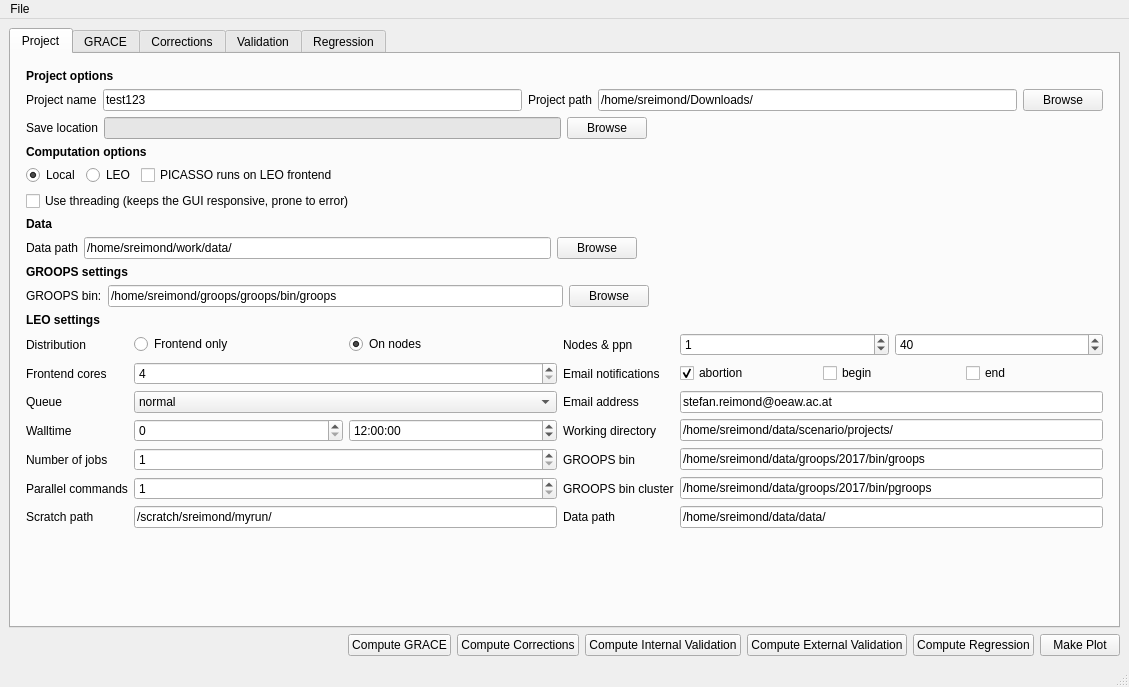
Above: src/picasso/data/gui_data/picasso_design.ui from sreimond/picasso before the change. Below: the same form after it.
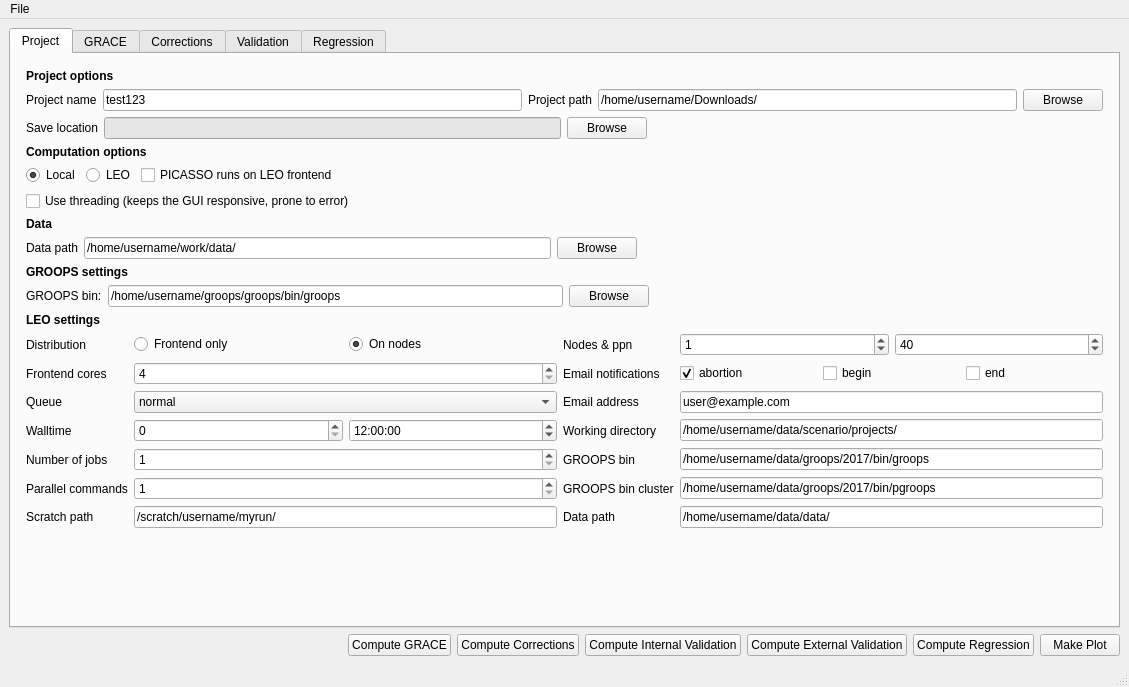
That is the form after the change. Icons and pictures are not drawn.

Commit message: update readme, small changes in GUI (user name etc)

What changed in the file:
```diff
--- a/src/picasso/data/gui_data/picasso_design.ui
+++ b/src/picasso/data/gui_data/picasso_design.ui
@@ -86,7 +86,7 @@
               <item>
                <widget class="QLineEdit" name="le_id002">
                 <property name="text">
-                 <string>/home/sreimond/Downloads/</string>
+                 <string>/home/username/Downloads/</string>
                 </property>
                 <property name="placeholderText">
                  <string>Enter full path</string>
@@ -251,7 +251,7 @@
               <item>
                <widget class="QLineEdit" name="le_id223">
                 <property name="text">
-                 <string>/home/sreimond/work/data/</string>
+                 <string>/home/username/work/data/</string>
                 </property>
                </widget>
               </item>
@@ -302,7 +302,7 @@
               <item>
                <widget class="QLineEdit" name="le_id218">
                 <property name="text">
-                 <string>/home/sreimond/groops/groops/bin/groops</string>
+                 <string>/home/username/groops/groops/bin/groops</string>
                 </property>
                 <property name="placeholderText">
                  <string>Enter full path</string>
@@ -349,7 +349,7 @@
               <item row="2" column="4">
                <widget class="QLineEdit" name="le_id003">
                 <property name="text">
-                 <string>stefan.reimond@oeaw.ac.at</string>
+                 <string>user@example.com</string>
                 </property>
                 <property name="placeholderText">
                  <string>Enter email address</string>
@@ -446,7 +446,7 @@
               <item row="3" column="4">
                <widget class="QLineEdit" name="le_id219">
                 <property name="text">
-                 <string>/home/sreimond/data/scenario/projects/</string>
+                 <string>/home/username/data/scenario/projects/</string>
                 </property>
                 <property name="placeholderText">
                  <string>Enter full path</string>
@@ -456,7 +456,7 @@
               <item row="4" column="4">
                <widget class="QLineEdit" name="le_id220">
                 <property name="text">
-                 <string>/home/sreimond/data/groops/2017/bin/groops</string>
+                 <string>/home/username/data/groops/2017/bin/groops</string>
                 </property>
                 <property name="placeholderText">
                  <string>Enter full path</string>
@@ -589,7 +589,7 @@
               <item row="5" column="4">
                <widget class="QLineEdit" name="le_id222">
                 <property name="text">
-                 <string>/home/sreimond/data/groops/2017/bin/pgroops</string>
+                 <string>/home/username/data/groops/2017/bin/pgroops</string>
                 </property>
                 <property name="placeholderText">
                  <string>Enter full path</string>
@@ -606,7 +606,7 @@
               <item row="6" column="4">
                <widget class="QLineEdit" name="le_id224">
                 <property name="text">
-                 <string>/home/sreimond/data/data/</string>
+                 <string>/home/username/data/data/</string>
                 </property>
                </widget>
               </item>
@@ -620,7 +620,7 @@
               <item row="6" column="1">
                <widget class="QLineEdit" name="le_id226">
                 <property name="text">
-                 <string>/scratch/sreimond/myrun/</string>
+                 <string>/scratch/username/myrun/</string>
                 </property>
                </widget>
               </item>
```
The commit also changes 2 other files.
